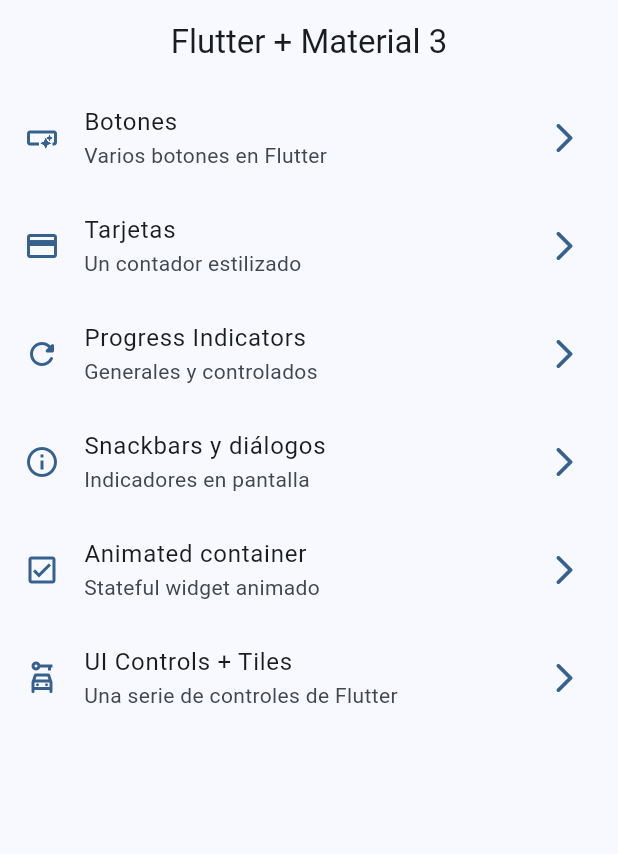
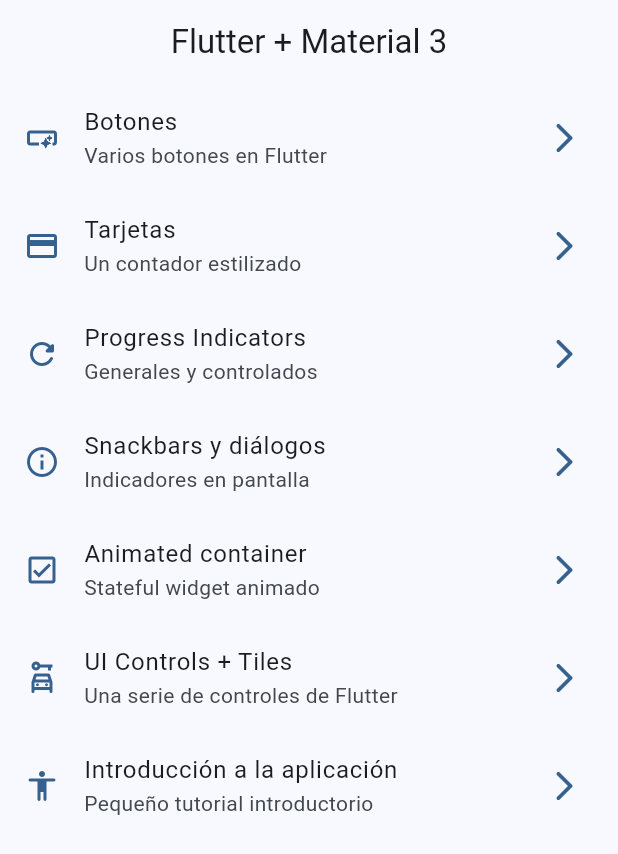
Before and after one commit to Corix5/widgets_app_flutter, a Flutter app: the screen it shows after launch, on a phone screen of 412 x 824 dp. Shown: the top 854 px of the screen. Run offline on Flutter 3.47's test engine with Material 3 defaults, Android fonts, the phone set to English and light mode, and no system bars; our stand-ins replace go_router.

```diff
--- a/lib/config/router/app_router.dart
+++ b/lib/config/router/app_router.dart
@@ -41,5 +41,10 @@ final appRouter = GoRouter(
       name: UiControlsScreen.name,
       builder: (context, state) => UiControlsScreen(),
     ),
+    GoRoute(
+      path: '/tutorial',
+      name: AppTutorialScreen.name,
+      builder: (context, state) => AppTutorialScreen(),
+    ),
   ],
 );
--- a/lib/config/theme/menu/menu_items.dart
+++ b/lib/config/theme/menu/menu_items.dart
@@ -46,5 +46,11 @@ class MenuItems {
     link: '/ui-controls',
     icon: Icons.car_rental_outlined
   ),
+  MenuItems(
+    title: 'Introducción a la aplicación',
+    subtitle: 'Pequeño tutorial introductorio',
+    link: '/tutorial',
+    icon: Icons.accessibility_rounded
+  ),
 
 ];
--- a/pubspec.yaml
+++ b/pubspec.yaml
@@ -18,3 +18,6 @@ dev_dependencies:
 
 flutter:
   uses-material-design: true
+
+assets:
+  - assets/images/
```
Also changed, not shown: assets/Images/1.png (added), assets/Images/2.png (added), assets/Images/3.png (added), assets/Images/jar-loading.gif (added).
